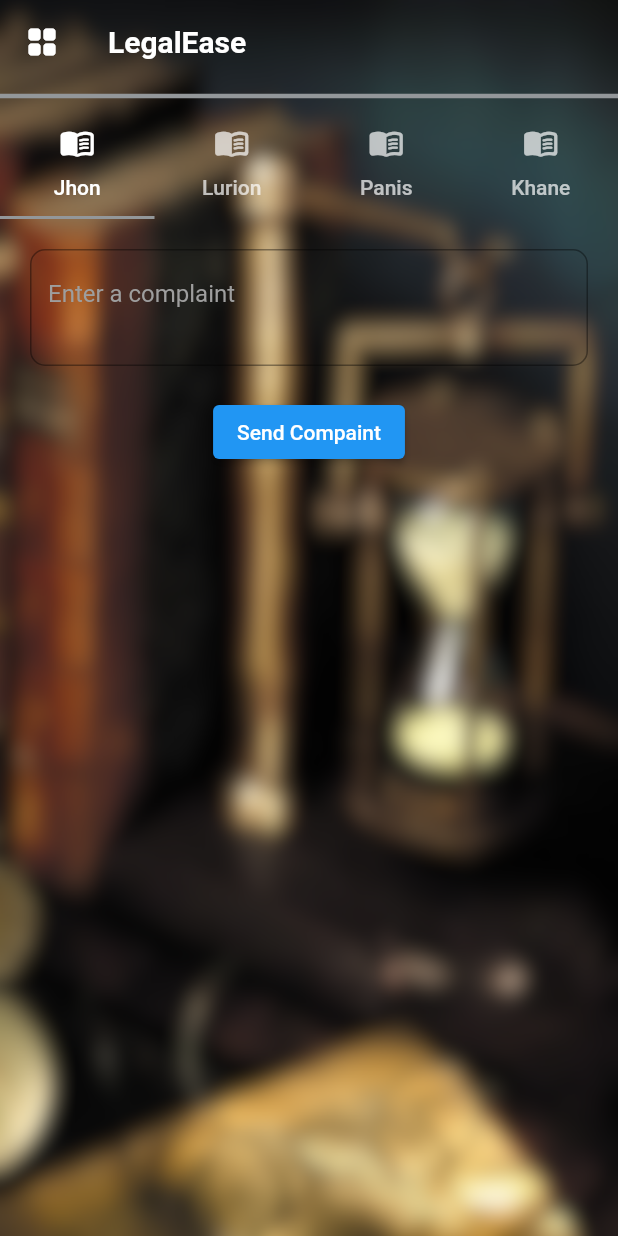
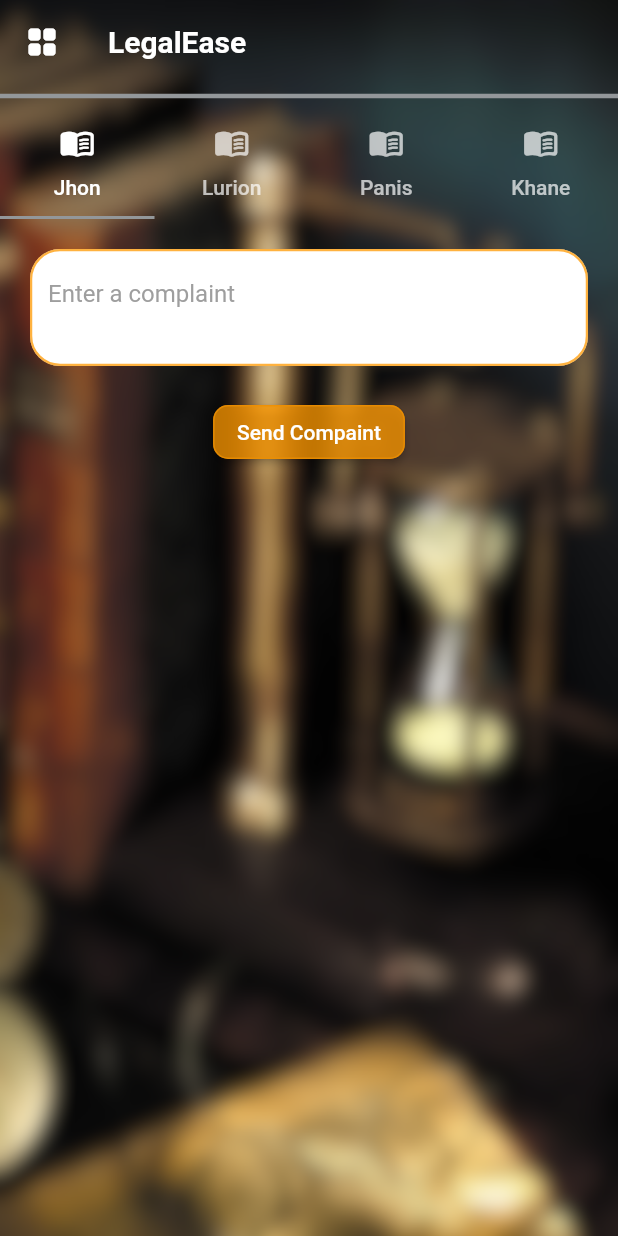
Before and after one commit to sev-n/Legal-Ease-Ius-Criminale, a Flutter app: the _TabControl screen opened directly, on a phone screen of 412 x 824 dp. Run offline on Flutter 3.47's test engine with Material 2 defaults, Android fonts, the phone set to English and light mode, and no system bars; our stand-ins replace smooth_page_indicator.

Commit message:
Updated textfield

```diff
--- a/lib/src/home.dart
+++ b/lib/src/home.dart
@@ -38,14 +38,27 @@ class __TabControlState extends State<_TabControl> {
               maxLines: 3,
               keyboardType: TextInputType.multiline,
               decoration: const InputDecoration(
-                  hintText: "Enter a complaint",
-                  hintStyle: TextStyle(color: Colors.grey),
-                  border: OutlineInputBorder(
-                    borderRadius: BorderRadius.all(Radius.circular(10)),
-                  )),
+                filled: true,
+                fillColor: Colors.white,
+                hintText: "Enter a complaint",
+                hintStyle: TextStyle(color: Colors.grey),
+                enabledBorder: OutlineInputBorder(
+                  borderSide: BorderSide(color: Color.fromARGB(192, 255, 153, 0), width: 1.5),
+                  borderRadius: BorderRadius.all(Radius.circular(20.0))
+                )),
             ),
           ),
           ElevatedButton(
+            style: ButtonStyle(
+              alignment: Alignment.centerRight,
+              backgroundColor: MaterialStateProperty.all<Color>(const Color.fromARGB(192, 255, 153, 0)),
+              shape: MaterialStateProperty.all<RoundedRectangleBorder>(
+                RoundedRectangleBorder(
+                  borderRadius: BorderRadius.circular(10.0),
+                  side: const BorderSide(color: Color.fromARGB(197, 238, 143, 0))
+                )
+              )
+            ),
             onPressed: () {},
             child: const Text("Send Compaint"),
           )
```
